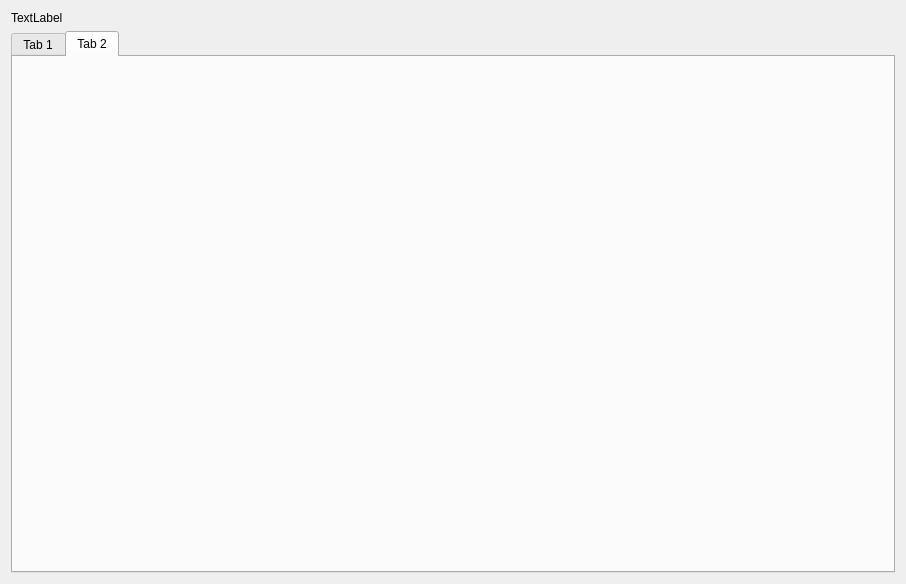
Above: ui/abm.ui from oscarvogel/ventas before the change. Below: the same form after it.
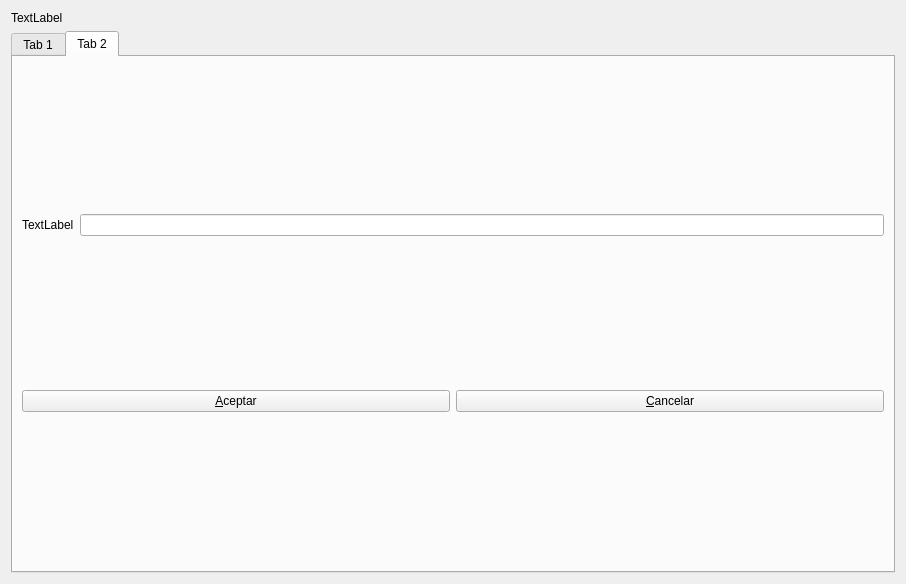
That is the form after the change. The open tabs and pages were chosen to show the change. Icons and pictures are not drawn.

Commit message: Modificacion de clases para agregar nuevos botones

Diff of the .ui file:
```diff
--- a/ui/abm.ui
+++ b/ui/abm.ui
@@ -15,7 +15,7 @@
   </property>
   <layout class="QVBoxLayout" name="verticalLayout">
    <item>
-    <widget class="QLabel" name="label">
+    <widget class="QLabel" name="lblTitulo">
      <property name="text">
       <string>TextLabel</string>
      </property>
@@ -34,15 +34,8 @@
        <item row="0" column="0">
         <widget class="QTableView" name="tableView"/>
        </item>
-       <item row="0" column="1">
-        <layout class="QVBoxLayout" name="verticalLayout_2">
-         <item>
-          <widget class="QPushButton" name="btnEditar">
-           <property name="text">
-            <string>&amp;Editar</string>
-           </property>
-          </widget>
-         </item>
+       <item row="2" column="0">
+        <layout class="QHBoxLayout" name="horizontalLayout">
          <item>
           <widget class="QPushButton" name="btnAgregar">
            <property name="text">
@@ -75,6 +68,40 @@
       <attribute name="title">
        <string>Tab 2</string>
       </attribute>
+      <layout class="QVBoxLayout" name="verticalLayout_2">
+       <item>
+        <layout class="QGridLayout" name="grdDatos">
+         <item row="0" column="0">
+          <widget class="QLabel" name="label">
+           <property name="text">
+            <string>TextLabel</string>
+           </property>
+          </widget>
+         </item>
+         <item row="0" column="1">
+          <widget class="QLineEdit" name="lineEdit"/>
+         </item>
+        </layout>
+       </item>
+       <item>
+        <layout class="QGridLayout" name="grdBotones">
+         <item row="0" column="0">
+          <widget class="QPushButton" name="btnAceptar">
+           <property name="text">
+            <string>&amp;Aceptar</string>
+           </property>
+          </widget>
+         </item>
+         <item row="0" column="1">
+          <widget class="QPushButton" name="btnCancelar">
+           <property name="text">
+            <string>&amp;Cancelar</string>
+           </property>
+          </widget>
+         </item>
+        </layout>
+       </item>
+      </layout>
      </widget>
     </widget>
    </item>
```
Left out of the diff: 24 changed lines with no effect on the pictures. The commit also changes 17 other files.
